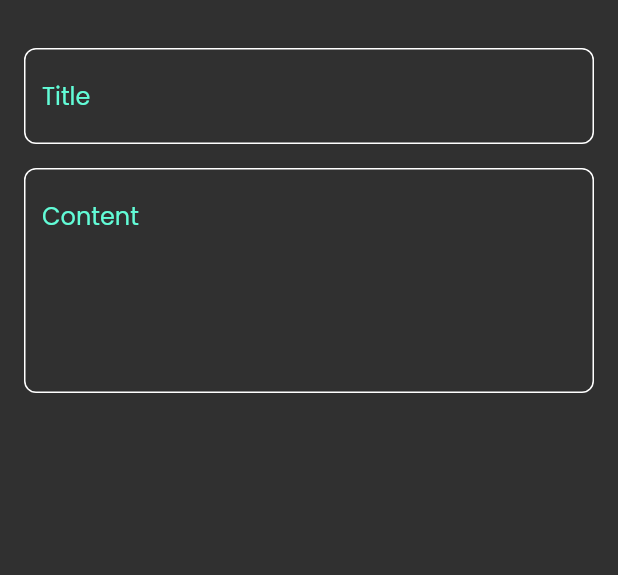
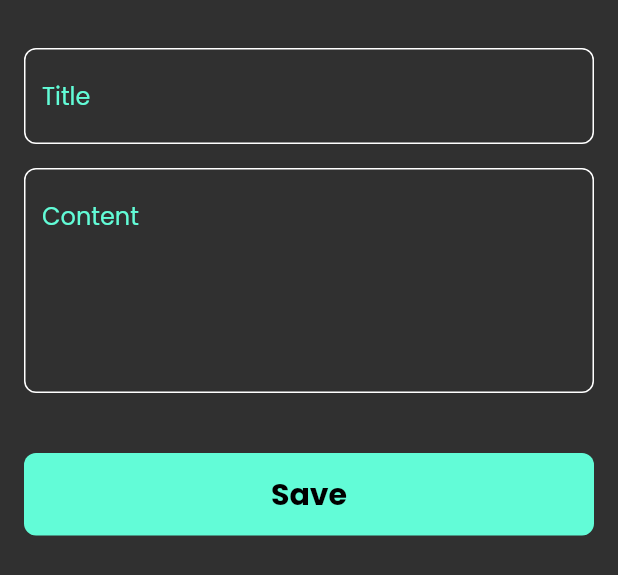
Before and after one commit to hanaa-2000/NoteApp, a Flutter app: the AddNoteBottomSheet widget shown alone on an empty page, opened directly, on a phone screen of 412 x 824 dp. Shown: the top 575 px of the screen. Run offline on Flutter 3.47's test engine with Material 2 defaults, Android fonts, the phone set to English and light mode, and no system bars.

Commit message:
Add button sheet

```diff
--- a/lib/widgits/add_note_bottom_sheet.dart
+++ b/lib/widgits/add_note_bottom_sheet.dart
@@ -1,4 +1,5 @@
 import 'package:flutter/material.dart';
+import 'package:note_app/widgits/custom_button.dart';
 import 'package:note_app/widgits/custom_text_field.dart';
 
 class AddNoteBottomSheet extends StatelessWidget {
@@ -8,7 +9,8 @@ class AddNoteBottomSheet extends StatelessWidget {
   Widget build(BuildContext context) {
     return Padding(
       padding:const EdgeInsets.symmetric(horizontal: 16.0) ,
-    child: Column(
+    child: SingleChildScrollView (
+    child:Column(
       children: const [
         SizedBox(
           height: 32.0,
@@ -20,8 +22,16 @@ class AddNoteBottomSheet extends StatelessWidget {
         SizedBox(
           height: 16.0,
         ),
-        CustomTextField(hint: 'Content' , maxLines: 5,)
+        CustomTextField(hint: 'Content' , maxLines: 5,),
+        SizedBox(
+          height: 40.0,
+        ),
+        CustomButtonSheet(),
+        SizedBox(
+          height: 16.0,
+        ),
       ],
+    ),
     ),
     );
   }
--- /dev/null
+++ b/lib/widgits/custom_button.dart
@@ -0,0 +1,28 @@
+import 'package:flutter/material.dart';
+import 'package:note_app/constant/constant.dart';
+
+class CustomButtonSheet extends StatelessWidget {
+  const CustomButtonSheet({Key? key}) : super(key: key);
+
+  @override
+  Widget build(BuildContext context) {
+    return Container(
+      width: MediaQuery.of(context).size.width,
+      height: 55,
+        decoration: BoxDecoration(
+          color: kPrimaryColors,
+          borderRadius: BorderRadius.circular(8.0),
+        ),
+      child: const Center(
+        child: Text(
+          'Save',
+          style: TextStyle(
+           color: Colors.black,
+            fontSize: 20,
+            fontWeight: FontWeight.bold,
+          ),
+        ),
+      ),
+    );
+  }
+}
```
